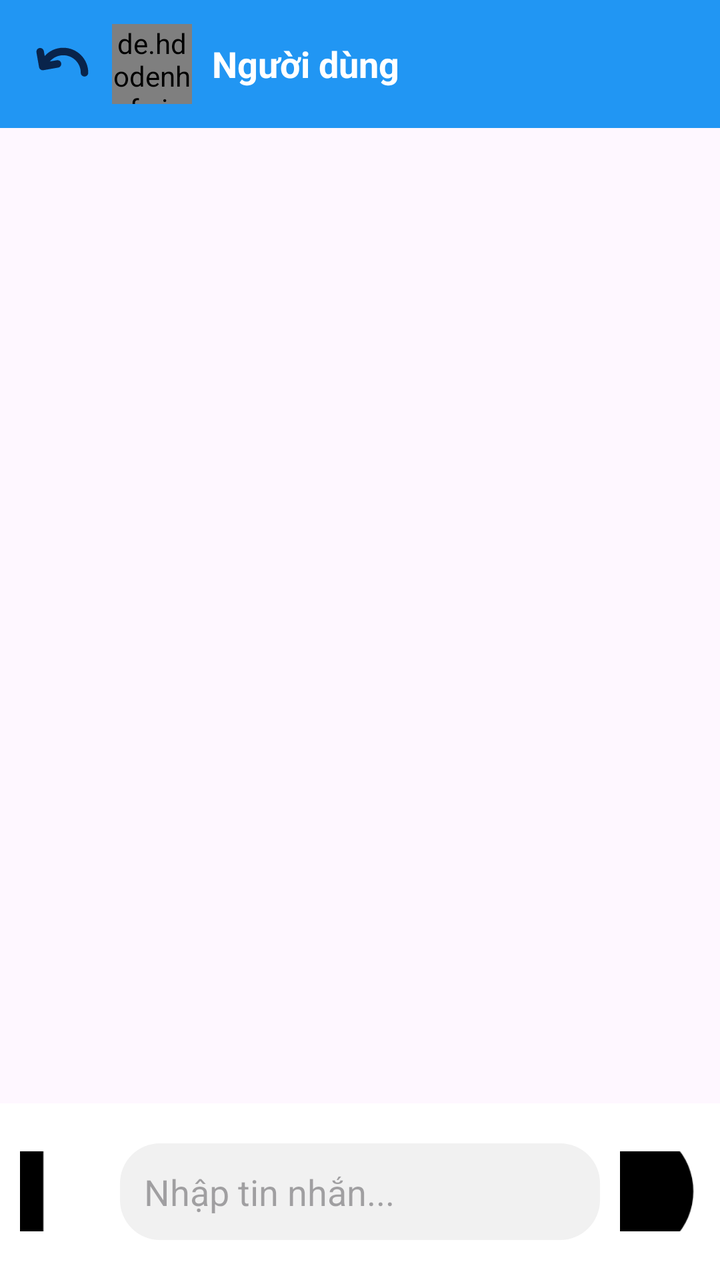
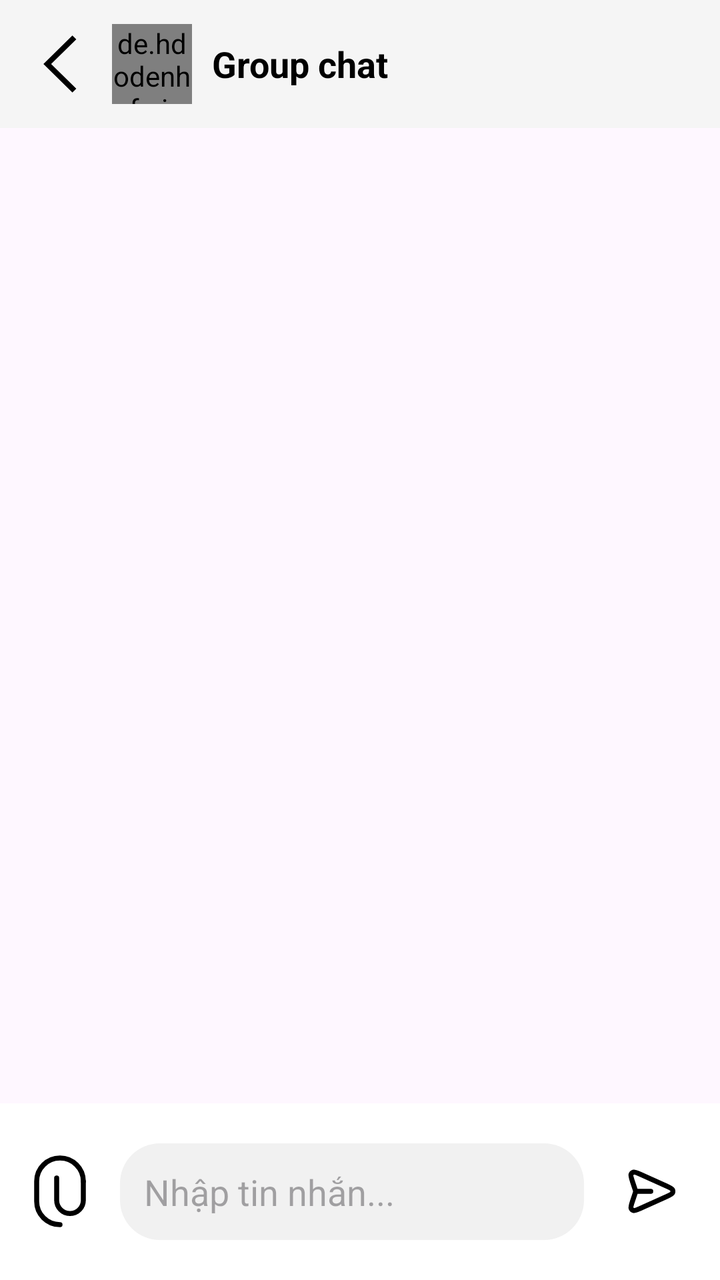

Two renders of the same Android screen: before a commit and after it. Below are the layout's source before the change and the commit's diff.
<!-- AndroidManifest.xml: application theme Theme.Apphoctap -->
<!-- res/layout/chat_fragment.xml -->
<?xml version="1.0" encoding="utf-8"?>

<RelativeLayout xmlns:android="http://schemas.android.com/apk/res/android"
    xmlns:tools="http://schemas.android.com/tools"
    android:layout_width="match_parent"
    android:layout_height="match_parent"
    >

    
    <androidx.appcompat.widget.Toolbar
        android:id="@+id/toolbar"
        android:layout_width="match_parent"
        android:layout_height="?attr/actionBarSize"
        android:background="@color/colorPrimary"
        android:elevation="4dp">

        <RelativeLayout
            android:layout_width="match_parent"
            android:layout_height="match_parent">

            <ImageView
                android:id="@+id/back_button"
                android:layout_width="30dp"
                android:layout_height="30dp"
                android:layout_centerVertical="true"
                android:src="@drawable/ic_back" />

            <de.hdodenhof.circleimageview.CircleImageView
                android:id="@+id/profile_image"
                android:layout_width="40dp"
                android:layout_height="40dp"
                android:layout_centerVertical="true"
                android:layout_marginStart="10dp"
                android:layout_toEndOf="@id/back_button"
                />

            <TextView
                android:id="@+id/username"
                android:layout_width="wrap_content"
                android:layout_height="wrap_content"
                android:layout_centerVertical="true"
                android:layout_marginStart="10dp"
                android:layout_toEndOf="@id/profile_image"
                android:text="Người dùng"
                android:textColor="@android:color/white"
                android:textSize="18sp"
                android:textStyle="bold" />

        </RelativeLayout>
    </androidx.appcompat.widget.Toolbar>

    
    <ListView
        android:id="@+id/messages_list"
        android:layout_width="match_parent"
        android:layout_height="match_parent"
        android:layout_above="@id/bottom_layout"
        android:layout_below="@id/toolbar"
        android:divider="@null"
        android:stackFromBottom="true"
        android:transcriptMode="alwaysScroll" />

    
    <LinearLayout
        android:id="@+id/bottom_layout"
        android:layout_width="match_parent"
        android:layout_height="wrap_content"
        android:layout_alignParentBottom="true"
        android:background="@android:color/white"
        android:orientation="horizontal"
        android:padding="10dp">

        <ImageButton
            android:id="@+id/btn_attachment"
            android:layout_width="40dp"
            android:layout_height="40dp"
            android:layout_gravity="center_vertical"
            android:background="?attr/selectableItemBackgroundBorderless"
            android:src="@drawable/ic_attach" />

        <EditText
            android:id="@+id/text_message"
            android:layout_width="0dp"
            android:layout_height="wrap_content"
            android:layout_gravity="center_vertical"
            android:layout_margin="10dp"
            android:layout_weight="1"
            android:background="@drawable/rounded_edittext"
            android:hint="Nhập tin nhắn..."
            android:inputType="textMultiLine"
            android:maxLines="4"
            android:padding="12dp" />

        <ImageButton
            android:id="@+id/btn_send"
            android:layout_width="40dp"
            android:layout_height="40dp"
            android:layout_gravity="center_vertical"
            android:background="?attr/selectableItemBackgroundBorderless"
            android:src="@drawable/ic_send" />
    </LinearLayout>
</RelativeLayout>
<!-- resources referenced by this layout -->
<resources>
  <color name="colorPrimary">#2196F3</color>
  <!-- drawable ic_attach (drawable) -->
  <vector xmlns:android="http://schemas.android.com/apk/res/android"
      android:width="800dp"
      android:height="800dp"
      android:viewportWidth="24"
      android:viewportHeight="24">
    <path
        android:pathData="M19,9C19,7.143 18.263,5.363 16.95,4.05C15.637,2.737 13.856,2 12,2C10.144,2 8.363,2.737 7.05,4.05C5.738,5.363 5,7.143 5,9V15C5,16.857 5.738,18.637 7.05,19.95C8.363,21.263 10.144,22 12,22"
        android:strokeLineJoin="round"
        android:strokeWidth="1.5"
        android:fillColor="#00000000"
        android:strokeColor="#000000"
        android:strokeLineCap="round"/>
    <path
        android:pathData="M19,9V14.66C19,15.721 18.579,16.738 17.828,17.488C17.078,18.239 16.061,18.66 15,18.66C13.939,18.66 12.922,18.239 12.172,17.488C11.422,16.738 11,15.721 11,14.66V8"
        android:strokeLineJoin="round"
        android:strokeWidth="1.5"
        android:fillColor="#00000000"
        android:strokeColor="#000000"
        android:strokeLineCap="round"/>
  </vector>
  <!-- drawable ic_back (drawable) -->
  <vector xmlns:android="http://schemas.android.com/apk/res/android"
      android:width="800dp"
      android:height="800dp"
      android:viewportWidth="24"
      android:viewportHeight="24">
    <path
        android:pathData="M7.161,10.972C8.445,9.459 10.361,8.5 12.5,8.5C16.366,8.5 19.5,11.634 19.5,15.5C19.5,16.328 20.171,17 21,17C21.828,17 22.5,16.328 22.5,15.5C22.5,9.977 18.023,5.5 12.5,5.5C9.556,5.5 6.911,6.772 5.082,8.795L4.735,6.831C4.591,6.015 3.813,5.47 2.998,5.614C2.182,5.758 1.637,6.536 1.781,7.352L2.823,13.26C2.892,13.652 3.114,14 3.44,14.229C3.843,14.511 4.374,14.574 4.825,14.431L10.469,13.435C11.285,13.292 11.83,12.514 11.686,11.698C11.542,10.882 10.764,10.337 9.948,10.481L7.161,10.972Z"
        android:strokeWidth="1"
        android:fillColor="#09244B"
        android:fillType="nonZero"
        android:strokeColor="#00000000"/>
  </vector>
  <!-- drawable ic_send (drawable) -->
  <vector xmlns:android="http://schemas.android.com/apk/res/android"
      android:width="800dp"
      android:height="800dp"
      android:viewportWidth="24"
      android:viewportHeight="24">
    <path
        android:pathData="M11.5,12H5.419M5.246,12.797L4.242,15.799C3.691,17.442 3.416,18.264 3.614,18.77C3.785,19.21 4.153,19.543 4.608,19.67C5.131,19.816 5.922,19.46 7.502,18.749L17.637,14.189C19.18,13.494 19.951,13.147 20.19,12.665C20.397,12.246 20.397,11.754 20.19,11.335C19.951,10.853 19.18,10.506 17.637,9.811L7.485,5.243C5.909,4.534 5.121,4.179 4.598,4.325C4.144,4.451 3.776,4.783 3.604,5.222C3.406,5.727 3.678,6.547 4.222,8.188L5.248,11.279C5.342,11.561 5.389,11.702 5.407,11.846C5.423,11.974 5.423,12.103 5.407,12.231C5.388,12.375 5.341,12.516 5.246,12.797Z"
        android:strokeLineJoin="round"
        android:strokeWidth="2"
        android:fillColor="#00000000"
        android:strokeColor="#000000"
        android:strokeLineCap="round"/>
  </vector>
  <!-- drawable rounded_edittext (drawable) -->
  <?xml version="1.0" encoding="utf-8"?>
  
  <shape xmlns:android="http://schemas.android.com/apk/res/android"
      android:shape="rectangle">
      <solid android:color="#F1F1F1" />
      <corners android:radius="20dp" />
  </shape>
  <style name="Theme.Apphoctap" parent="Base.Theme.Apphoctap" />
  <style name="Base.Theme.Apphoctap" parent="Theme.Material3.DayNight.NoActionBar">
          
          
      </style>
</resources>

<!-- the commit's change to res/layout/chat_fragment.xml (unified diff, before → after) -->
@@ -1,7 +1,6 @@
 <?xml version="1.0" encoding="utf-8"?>
 
 <RelativeLayout xmlns:android="http://schemas.android.com/apk/res/android"
-    xmlns:tools="http://schemas.android.com/tools"
     android:layout_width="match_parent"
     android:layout_height="match_parent"
     >
@@ -11,7 +10,7 @@
         android:id="@+id/toolbar"
         android:layout_width="match_parent"
         android:layout_height="?attr/actionBarSize"
-        android:background="@color/colorPrimary"
+        android:background="#F5F5F5"
         android:elevation="4dp">
 
         <RelativeLayout
@@ -32,6 +31,7 @@
                 android:layout_centerVertical="true"
                 android:layout_marginStart="10dp"
                 android:layout_toEndOf="@id/back_button"
+
                 />
 
             <TextView
@@ -41,10 +41,11 @@
                 android:layout_centerVertical="true"
                 android:layout_marginStart="10dp"
                 android:layout_toEndOf="@id/profile_image"
-                android:text="Người dùng"
-                android:textColor="@android:color/white"
+                android:text="Group chat"
+                android:textColor="@color/black"
                 android:textSize="18sp"
-                android:textStyle="bold" />
+                android:textStyle="bold"
+/>
 
         </RelativeLayout>
     </androidx.appcompat.widget.Toolbar>
@@ -76,7 +77,8 @@
             android:layout_height="40dp"
             android:layout_gravity="center_vertical"
             android:background="?attr/selectableItemBackgroundBorderless"
-            android:src="@drawable/ic_attach" />
+            android:src="@drawable/ic_attach"
+            android:contentDescription="attach file"/>
 
         <EditText
             android:id="@+id/text_message"
@@ -93,10 +95,11 @@
 
         <ImageButton
             android:id="@+id/btn_send"
-            android:layout_width="40dp"
-            android:layout_height="40dp"
+            android:layout_width="48dp"
+            android:layout_height="48dp"
             android:layout_gravity="center_vertical"
             android:background="?attr/selectableItemBackgroundBorderless"
-            android:src="@drawable/ic_send" />
+            android:src="@drawable/ic_send"
+            android:contentDescription="Send"/>
     </LinearLayout>
 </RelativeLayout>
<!-- resource entries referenced after the edit -->
@@ -1,10 +1,10 @@
 <!-- resources referenced by this layout -->
 <resources>
-  <color name="colorPrimary">#2196F3</color>
+  <color name="black">#000000</color>
   <!-- drawable ic_attach (drawable) -->
   <vector xmlns:android="http://schemas.android.com/apk/res/android"
-      android:width="800dp"
-      android:height="800dp"
+      android:width="40dp"
+      android:height="40dp"
       android:viewportWidth="24"
       android:viewportHeight="24">
     <path
@@ -24,21 +24,19 @@
   </vector>
   <!-- drawable ic_back (drawable) -->
   <vector xmlns:android="http://schemas.android.com/apk/res/android"
-      android:width="800dp"
-      android:height="800dp"
-      android:viewportWidth="24"
-      android:viewportHeight="24">
+      android:width="30dp"
+      android:height="30dp"
+      android:viewportWidth="42"
+      android:viewportHeight="42">
     <path
-        android:pathData="M7.161,10.972C8.445,9.459 10.361,8.5 12.5,8.5C16.366,8.5 19.5,11.634 19.5,15.5C19.5,16.328 20.171,17 21,17C21.828,17 22.5,16.328 22.5,15.5C22.5,9.977 18.023,5.5 12.5,5.5C9.556,5.5 6.911,6.772 5.082,8.795L4.735,6.831C4.591,6.015 3.813,5.47 2.998,5.614C2.182,5.758 1.637,6.536 1.781,7.352L2.823,13.26C2.892,13.652 3.114,14 3.44,14.229C3.843,14.511 4.374,14.574 4.825,14.431L10.469,13.435C11.285,13.292 11.83,12.514 11.686,11.698C11.542,10.882 10.764,10.337 9.948,10.481L7.161,10.972Z"
-        android:strokeWidth="1"
-        android:fillColor="#09244B"
-        android:fillType="nonZero"
-        android:strokeColor="#00000000"/>
+        android:pathData="M31,38.32l-17.609,-17.32l17.609,-17.32l-2.721,-2.68l-20.279,20.01l20.279,19.99z"
+        android:fillColor="#000000"
+        android:fillType="evenOdd"/>
   </vector>
   <!-- drawable ic_send (drawable) -->
   <vector xmlns:android="http://schemas.android.com/apk/res/android"
-      android:width="800dp"
-      android:height="800dp"
+      android:width="30dp"
+      android:height="30dp"
       android:viewportWidth="24"
       android:viewportHeight="24">
     <path
